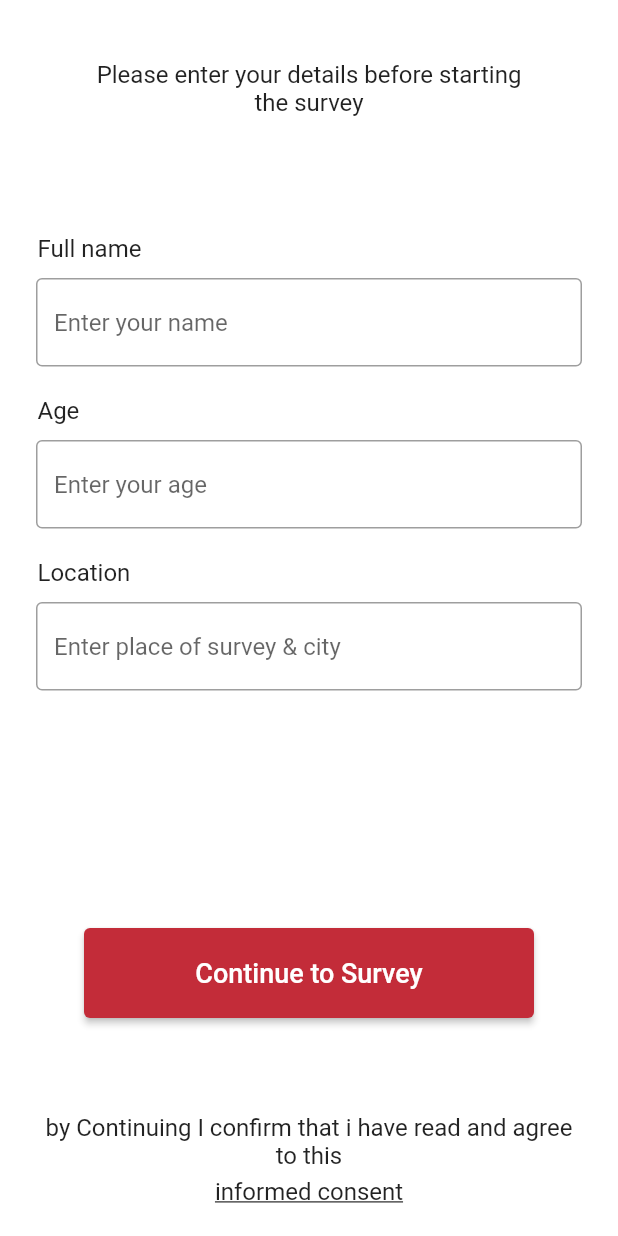
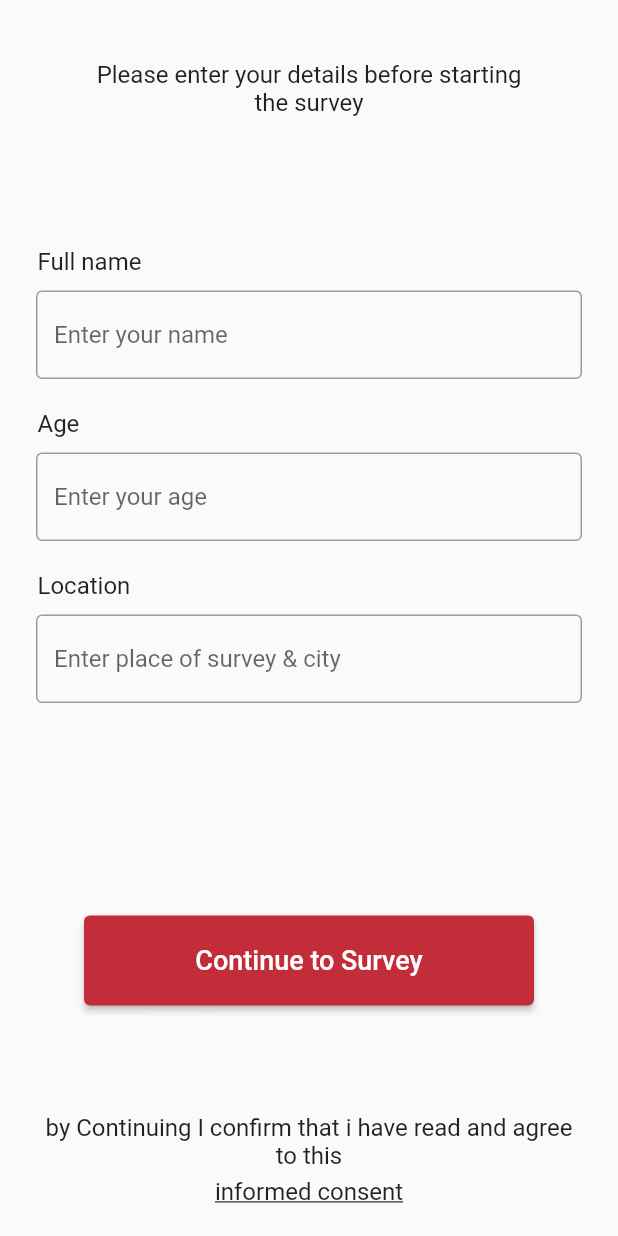
Before and after one commit to cph-cachet/cognition_package, a Flutter app: the screen it shows after launch, after a tap on "Get started", on a phone screen of 412 x 824 dp. Run offline on Flutter 3.47's test engine with Material 2 defaults, Android fonts, the phone set to English and light mode, and no system bars; our stand-ins replace audioplayers, flutter_dotenv, reorderables, shared_preferences; missing offline and left inert: carp_backend, carp_core, carp_mobile_sensing, carp_webservices, flutter_swipable, research_package; generated files the repository leaves out were written again.

Commit message:
Bugfixes and dark mode support
Bugfixes to sizing issues on smaller devices & dark mode support

```diff
--- a/example/lib/main.dart
+++ b/example/lib/main.dart
@@ -11,24 +11,8 @@ class MyApp extends StatelessWidget {
   @override
   Widget build(BuildContext context) {
     return MaterialApp(
-      theme: ThemeData.light().copyWith(
-          primaryColor: Color(0xffC32C39),
-          // ignore: deprecated_member_use
-          accentColor: Color(0xff003F6E),
-          elevatedButtonTheme: ElevatedButtonThemeData(style: ButtonStyle(
-              backgroundColor: MaterialStateProperty.resolveWith<Color>(
-                  (Set<MaterialState> states) {
-            if (states.contains(MaterialState.pressed)) {
-              return Color(0xffC32C39);
-            } else if (states.contains(MaterialState.disabled)) {
-              return Colors.grey.withOpacity(0.5);
-            }
-            return Color(0xffC32C39); // Use the component's default.
-            // foregroundColor: MaterialStateProperty.resolveWith<Color>(
-            //     (states) => Colors.white),
-            // backgroundColor: MaterialStateProperty.resolveWith<Color>(
-            //     (states) => Color(0xff003F6E)),
-          })))),
+      theme: ThemeData.light(),
+      darkTheme: ThemeData.dark(),
       title: 'Cognition Package Demo',
       home: MyHomePage(),
       debugShowCheckedModeBanner: false,
@@ -67,7 +51,7 @@ class _MyHomePageState extends State<MyHomePage> {
         child: Column(
           mainAxisAlignment: MainAxisAlignment.center,
           children: <Widget>[
-            Container(height: 150),
+            Container(height: 50),
             Padding(
               padding: const EdgeInsets.all(22.0),
               child: Image.asset(
@@ -85,7 +69,7 @@ class _MyHomePageState extends State<MyHomePage> {
                       textAlign: TextAlign.center,
                       style: TextStyle(fontSize: 16, color: Colors.white),
                     ),
-                    Container(height: 50),
+                    Container(height: 5),
                     Text(
                       "If you have any issues or questions feel free to contact us at",
                       textAlign: TextAlign.center,
@@ -104,7 +88,7 @@ class _MyHomePageState extends State<MyHomePage> {
                   ],
                 )),
             Padding(
-              padding: const EdgeInsets.only(top: 150),
+              padding: const EdgeInsets.only(top: 50),
               child: ElevatedButton(
                 style: ElevatedButton.styleFrom(
                   primary: Color(0xffC32C39),
--- a/example/lib/research_package_objects/survey_objects.dart
+++ b/example/lib/research_package_objects/survey_objects.dart
@@ -37,7 +37,7 @@ RPActivityStep stroopEffect = RPStroopEffectActivity(
 );
 
 RPActivityStep flanker = RPFlankerActivity('Flanker step ID',
-    lengthOfTest: 300, numberOfCards: 10, includeResults: false);
+    lengthOfTest: 300, numberOfCards: 10, includeResults: true);
 
 RPActivityStep pictureSequenceMemory = RPPictureSequenceMemoryActivity(
     'PictureSequenceMemory step ID',
@@ -72,7 +72,6 @@ RPOrderedTask surveyTask = RPOrderedTask(
   identifier: 'surveyTaskID',
   steps: [
     // reactionTimeStep,
-    // activityStepLetterTapping,
     // pairedAssociatesLearningStep,
     // tappingStep,
     // corsiBlockTapping,
--- a/example/lib/user_demographics.dart
+++ b/example/lib/user_demographics.dart
@@ -17,7 +17,6 @@ class _UserDemographicsPageState extends State<UserDemographicsPage> {
   @override
   Widget build(BuildContext context) {
     return Scaffold(
-        backgroundColor: Colors.white,
         body: SafeArea(
       child: GestureDetector(
         onTap: () {
@@ -56,8 +55,7 @@ class _UserDemographicsPageState extends State<UserDemographicsPage> {
                       )
                     ])),
                 Padding(
-                        padding:
-                            EdgeInsets.symmetric(horizontal: 24, vertical: 0),
+                    padding: EdgeInsets.symmetric(horizontal: 24, vertical: 0),
                     child: TextField(
                       onChanged: (text) {
                         name = text;
@@ -76,8 +74,7 @@ class _UserDemographicsPageState extends State<UserDemographicsPage> {
                       )
                     ])),
                 Padding(
-                        padding:
-                            EdgeInsets.symmetric(horizontal: 24, vertical: 0),
+                    padding: EdgeInsets.symmetric(horizontal: 24, vertical: 0),
                     child: TextField(
                       keyboardType:
                           TextInputType.numberWithOptions(signed: true),
@@ -101,8 +98,7 @@ class _UserDemographicsPageState extends State<UserDemographicsPage> {
                       )
                     ])),
                 Padding(
-                        padding:
-                            EdgeInsets.symmetric(horizontal: 24, vertical: 0),
+                    padding: EdgeInsets.symmetric(horizontal: 24, vertical: 0),
                     child: TextField(
                       onChanged: (loc) {
                         location = loc;
@@ -115,7 +111,7 @@ class _UserDemographicsPageState extends State<UserDemographicsPage> {
               ],
             ),
             Padding(
-                  padding: const EdgeInsets.only(top: 50, bottom: 5),
+              padding: const EdgeInsets.only(top: 25, bottom: 5),
               child: ElevatedButton(
                 style: ElevatedButton.styleFrom(
                   primary: Color(0xffC32C39),
@@ -136,8 +132,7 @@ class _UserDemographicsPageState extends State<UserDemographicsPage> {
               ),
             ),
             Padding(
-                    padding:
-                        const EdgeInsets.only(bottom: 20, left: 25, right: 25),
+                padding: const EdgeInsets.only(bottom: 20, left: 25, right: 25),
                 child: Column(
                   children: <Widget>[
                     Text(
@@ -150,8 +145,7 @@ class _UserDemographicsPageState extends State<UserDemographicsPage> {
                       'informed consent',
                       textAlign: TextAlign.center,
                       style: TextStyle(
-                              fontSize: 16,
-                              decoration: TextDecoration.underline),
+                          fontSize: 16, decoration: TextDecoration.underline),
                     ),
                     //Container(height: 50),
                   ],
--- a/lib/src/ui/ActivityBody/rpui_continuous_visual_tracking_activity_body.dart
+++ b/lib/src/ui/ActivityBody/rpui_continuous_visual_tracking_activity_body.dart
@@ -86,8 +86,8 @@ class _RPUI_ContinuousVisualTrackingActivityBodyState
             Padding(
               padding: EdgeInsets.all(5),
               child: Container(
-                height: MediaQuery.of(context).size.height / 2.5,
-                width: MediaQuery.of(context).size.width / 1.1,
+                height: MediaQuery.of(context).size.height / 3,
+                width: MediaQuery.of(context).size.width / 1.5,
                 decoration: BoxDecoration(
                     image: DecorationImage(
                         fit: BoxFit.fill,
@@ -309,6 +309,7 @@ class _ContinuousVisualTrackingActivityBodyState
   /// start the test
   void startTest() async {
     setState(() {
+      waiting = true;
       positions = generatePositions();
       dots = List.filled(amountOfTargets, false);
     });
--- a/lib/src/ui/ActivityBody/rpui_corsi_block_tapping_activity_body.dart
+++ b/lib/src/ui/ActivityBody/rpui_corsi_block_tapping_activity_body.dart
@@ -136,7 +136,7 @@ class _RPUICorsiActivityBodyState
               padding: EdgeInsets.all(20),
               child: Text(
                 'You will see 9 tiles. An increasing number of the tiles will be highlighted in order. When the light in the top of the screen is green, and reads "go", you should press the blocks in the same order as they were highlighted.',
-                style: TextStyle(fontSize: 20),
+                style: TextStyle(fontSize: 16),
                 overflow: TextOverflow.ellipsis,
                 maxLines: 10,
                 textAlign: TextAlign.center,
--- a/lib/src/ui/ActivityBody/rpui_flanker_activity_body.dart
+++ b/lib/src/ui/ActivityBody/rpui_flanker_activity_body.dart
@@ -173,8 +173,8 @@ class _RPUI_FlankerActivityBodyState extends State<RPUIFlankerActivityBody> {
             Padding(
               padding: EdgeInsets.all(5),
               child: Container(
-                height: MediaQuery.of(context).size.height / 2.5,
-                width: MediaQuery.of(context).size.width / 1.1,
+                height: 250,
+                width: 250,
                 decoration: BoxDecoration(
                     image: DecorationImage(
                         fit: BoxFit.fill,
@@ -216,7 +216,7 @@ class _RPUI_FlankerActivityBodyState extends State<RPUIFlankerActivityBody> {
       case ActivityStatus.Result:
         return Center(
           child: Text(
-            'results:  $flankerScore',
+            'Correct swipes:  $rightSwipe',
             style: TextStyle(fontSize: 22),
             textAlign: TextAlign.center,
           ),
--- a/lib/src/ui/ActivityBody/rpui_letter_tapping_activity_body.dart
+++ b/lib/src/ui/ActivityBody/rpui_letter_tapping_activity_body.dart
@@ -179,8 +179,8 @@ class _RPUILetterTappingActivityBodyState
             Padding(
               padding: EdgeInsets.all(5),
               child: Container(
-                height: MediaQuery.of(context).size.height / 2.5,
-                width: MediaQuery.of(context).size.width / 1.1,
+                height: 250,
+                width: 250,
                 decoration: BoxDecoration(
                     image: DecorationImage(
                         fit: BoxFit.fill,
--- a/lib/src/ui/ActivityBody/rpui_stroop_effect_activity_body.dart
+++ b/lib/src/ui/ActivityBody/rpui_stroop_effect_activity_body.dart
@@ -271,6 +271,7 @@ class _RPUIStroopEffectActivityBodyState
           shape: RoundedRectangleBorder(
               borderRadius: BorderRadius.circular(5),
               side: BorderSide(color: Colors.black, width: 3)),
+          textColor: Colors.black,
           color: backgroundButtons[
               buttonNum], //set background on buttons for feedback
           onPressed: () {
--- a/pubspec.yaml
+++ b/pubspec.yaml
@@ -1,6 +1,6 @@
 name: cognition_package
 description: A Flutter framework for cognitive testing. Contains 14 pre-defined cognitive tests and an API for creating your own.
-version: 1.0.4
+version: 1.0.5
 homepage: https://github.com/cph-cachet/cognition_package
 
 environment:
```
Also changed, not shown: lib/src/ui/ActivityBody/rpui_delayed_recall_activity_body.dart (+4 -6 lines), lib/src/ui/ActivityBody/rpui_picture_sequence_memory_activity_body.dart (+9 -26 lines), lib/src/ui/ActivityBody/rpui_trail_making_activity_body.dart (+2 -5 lines), lib/src/ui/ActivityBody/rpui_visual_array_change_activity_body.dart (+5 -5 lines), lib/src/ui/ActivityBody/rpui_word_recall_activity_body.dart (+5 -7 lines), example/pubspec.lock, lib/assets/images/wordlist_recall.png, pubspec.lock, 1 other file. Lines whose indentation alone changed are shown as unchanged.
